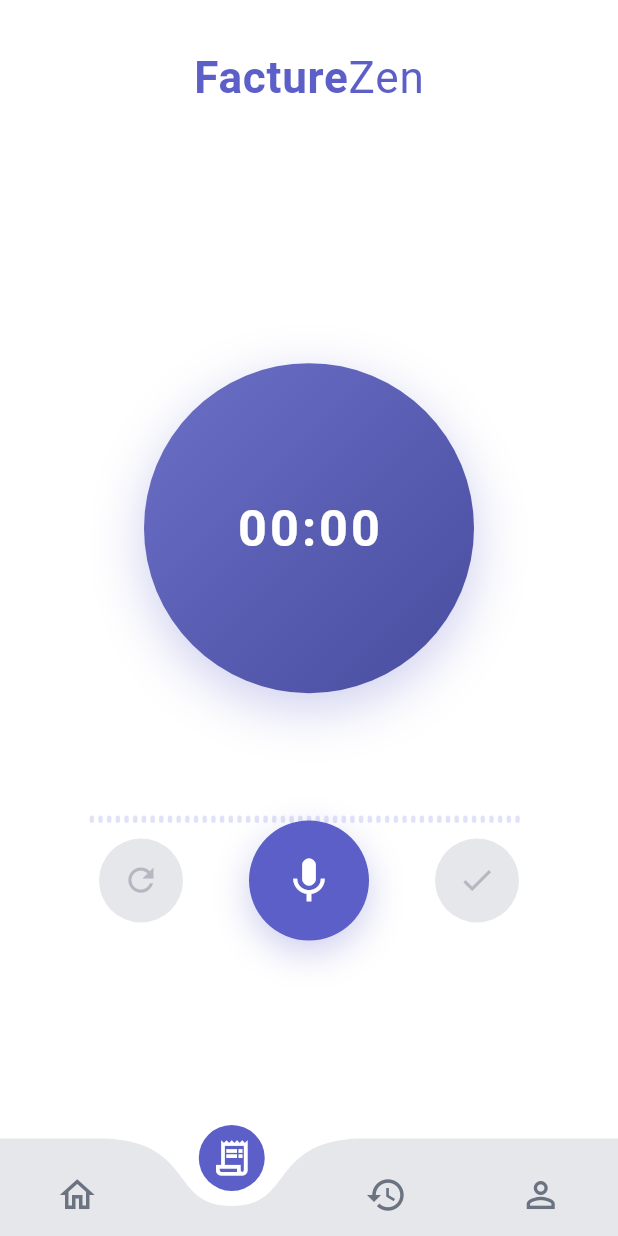
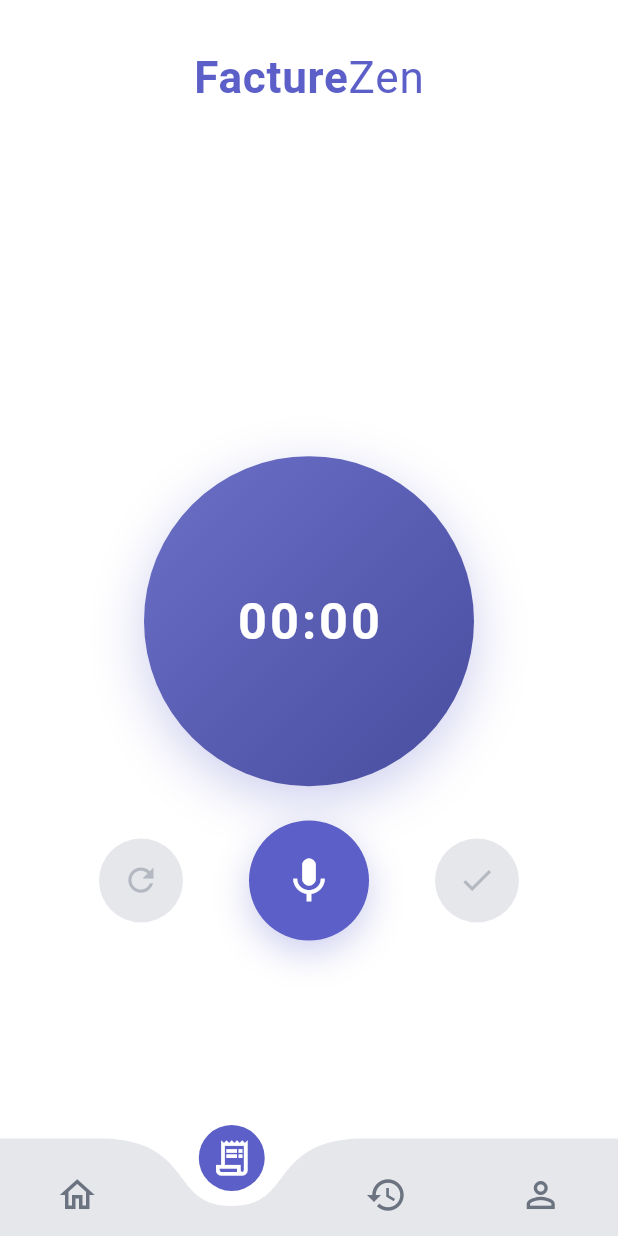
Before and after one commit to thloic/Facture_zen, a Flutter app: the VoiceRecordingScreen screen opened by its route, on a phone screen of 412 x 824 dp. Run offline on Flutter 3.47's test engine with Material 3 defaults, Android fonts, the phone set to English and light mode, and no system bars; drawn by our look-alikes of curved_navigation_bar; our stand-ins replace firebase_auth, firebase_core, firebase_database, permission_handler; missing offline and left inert: record; accounts and stored records are empty; Roboto replaces fonts that are missing (SF Pro Display).

Commit message:
added changes

```diff
--- a/lib/features/invoicing/views/voice_recording_screen.dart
+++ b/lib/features/invoicing/views/voice_recording_screen.dart
@@ -19,14 +19,13 @@ class _VoiceRecordingScreenState extends State<VoiceRecordingScreen>
   late AnimationController _pulseController;
   late Animation<double> _pulseAnimation;
 
-  // ✅ CORRECTION : Liste MODIFIABLE pour la waveform
-  final List<double> _amplitudeHistory = List.generate(50, (_) => 0.0);
+  // Historique des amplitudes pour l'effet circulaire
+  final List<double> _amplitudeHistory = List.generate(60, (_) => 0.0);
 
   @override
   void initState() {
     super.initState();
 
-    // Animation du pulse
     _pulseController = AnimationController(
       duration: const Duration(milliseconds: 1500),
       vsync: this,
@@ -93,13 +92,8 @@ class _VoiceRecordingScreenState extends State<VoiceRecordingScreen>
                         child: Column(
                           mainAxisAlignment: MainAxisAlignment.center,
                           children: [
-                            // Timer circulaire
-                            _buildTimerCircle(viewModel, responsive),
-
-                            SizedBox(height: responsive.getAdaptiveSpacing(40)),
-
-                            // 🎵 VISUALISATION AUDIO EN TEMPS RÉEL
-                            _buildAudioWaveform(viewModel, responsive),
+                            // Timer circulaire avec effet audio autour
+                            _buildTimerWithAudioEffect(viewModel, responsive),
                           ],
                         ),
                       ),
@@ -125,40 +119,37 @@ class _VoiceRecordingScreenState extends State<VoiceRecordingScreen>
     );
   }
 
-  /// Widget - Visualisation audio (waveform en temps réel)
-  Widget _buildAudioWaveform(VoiceRecordingViewModel viewModel, ResponsiveUtils responsive) {
+  /// Widget - Timer avec effet audio circulaire
+  Widget _buildTimerWithAudioEffect(VoiceRecordingViewModel viewModel, ResponsiveUtils responsive) {
     return StreamBuilder<double>(
       stream: viewModel.amplitudeStream,
       builder: (context, snapshot) {
         // Mettre à jour l'historique des amplitudes
         if (snapshot.hasData && snapshot.data != null) {
-          // ✅ Maintenant ça fonctionne car la liste est modifiable
           _amplitudeHistory.removeAt(0);
           _amplitudeHistory.add(snapshot.data!);
         }
 
-        return Container(
-          height: 80,
-          width: responsive.screenWidth * 0.8,
-          padding: const EdgeInsets.symmetric(horizontal: 20),
-          child: CustomPaint(
-            painter: WaveformPainter(
-              amplitudes: _amplitudeHistory,
-              isRecording: viewModel.isRecording,
-            ),
-          ),
-        );
-      },
-    );
-  }
-
-  Widget _buildTimerCircle(VoiceRecordingViewModel viewModel, ResponsiveUtils responsive) {
         return AnimatedBuilder(
           animation: _pulseAnimation,
           builder: (context, child) {
             return Stack(
               alignment: Alignment.center,
               children: [
+                // Effet audio circulaire autour du cercle
+                if (viewModel.isRecording)
+                  SizedBox(
+                    width: 320,
+                    height: 320,
+                    child: CustomPaint(
+                      painter: CircularWaveformPainter(
+                        amplitudes: _amplitudeHistory,
+                        isRecording: viewModel.isRecording,
+                      ),
+                    ),
+                  ),
+
+                // Pulse d'arrière-plan
                 if (viewModel.isRecording)
                   Container(
                     width: 280 + (_pulseAnimation.value * 40),
@@ -166,7 +157,7 @@ class _VoiceRecordingScreenState extends State<VoiceRecordingScreen>
                     decoration: BoxDecoration(
                       shape: BoxShape.circle,
                       color: const Color(0xFF9C9FE8).withOpacity(
-                    0.2 * (1 - _pulseAnimation.value),
+                        0.15 * (1 - _pulseAnimation.value),
                       ),
                     ),
                   ),
@@ -178,11 +169,12 @@ class _VoiceRecordingScreenState extends State<VoiceRecordingScreen>
                     decoration: BoxDecoration(
                       shape: BoxShape.circle,
                       color: const Color(0xFF9C9FE8).withOpacity(
-                    0.3 * (1 - _pulseAnimation.value),
+                        0.25 * (1 - _pulseAnimation.value),
                       ),
                     ),
                   ),
 
+                // Cercle principal avec timer
                 Container(
                   width: 220,
                   height: 220,
@@ -214,6 +206,8 @@ class _VoiceRecordingScreenState extends State<VoiceRecordingScreen>
                   ),
                 ),
               ],
+            );
+          },
         );
       },
     );
@@ -366,54 +360,66 @@ class _VoiceRecordingScreenState extends State<VoiceRecordingScreen>
   }
 }
 
-/// CustomPainter pour la visualisation waveform
-class WaveformPainter extends CustomPainter {
+/// CustomPainter pour la visualisation circulaire autour du timer (effet Siri)
+class CircularWaveformPainter extends CustomPainter {
   final List<double> amplitudes;
   final bool isRecording;
 
-  WaveformPainter({
+  CircularWaveformPainter({
     required this.amplitudes,
     required this.isRecording,
   });
 
   @override
   void paint(Canvas canvas, Size size) {
+    final center = Offset(size.width / 2, size.height / 2);
+    final baseRadius = size.width / 2.3;
+
     final paint = Paint()
-      ..strokeWidth = 3
+      ..strokeWidth = 3.5
       ..strokeCap = StrokeCap.round
       ..style = PaintingStyle.stroke;
 
-    final barWidth = size.width / amplitudes.length;
-    final centerY = size.height / 2;
+    final int barCount = amplitudes.length;
+    final double angleStep = (2 * math.pi) / barCount;
 
-    for (int i = 0; i < amplitudes.length; i++) {
-      final x = i * barWidth;
+    for (int i = 0; i < barCount; i++) {
+      final angle = i * angleStep - math.pi / 2; // Commencer en haut
       final amplitude = amplitudes[i];
 
-      // Hauteur de la barre (max 80% de la hauteur)
-      final barHeight = (amplitude * size.height * 0.8).clamp(2.0, size.height);
+      // Longueur de la barre basée sur l'amplitude (entre 8 et 45)
+      final barLength = 8 + (amplitude * 37);
 
-      // Couleur : gradient selon la position et l'amplitude
-      final opacity = isRecording ? 1.0 : 0.3;
+      // Point de départ (sur le cercle de base)
+      final startX = center.dx + baseRadius * math.cos(angle);
+      final startY = center.dy + baseRadius * math.sin(angle);
+
+      // Point d'arrivée (vers l'extérieur)
+      final endRadius = baseRadius + barLength;
+      final endX = center.dx + endRadius * math.cos(angle);
+      final endY = center.dy + endRadius * math.sin(angle);
+
+      // Couleur avec gradient basé sur l'amplitude
+      final opacity = isRecording ? (0.6 + amplitude * 0.4) : 0.2;
       final color = Color.lerp(
         const Color(0xFF9C9FE8),
         const Color(0xFF5B5FC7),
-        amplitude,
+        amplitude * 0.7,
       )!.withOpacity(opacity);
 
       paint.color = color;
 
-      // Dessiner la barre verticale centrée
+      // Dessiner la barre radiale
       canvas.drawLine(
-        Offset(x, centerY - barHeight / 2),
-        Offset(x, centerY + barHeight / 2),
+        Offset(startX, startY),
+        Offset(endX, endY),
         paint,
       );
     }
   }
 
   @override
-  bool shouldRepaint(WaveformPainter oldDelegate) {
+  bool shouldRepaint(CircularWaveformPainter oldDelegate) {
     return oldDelegate.amplitudes != amplitudes ||
         oldDelegate.isRecording != isRecording;
   }
```
Lines whose indentation alone changed are shown as unchanged.
